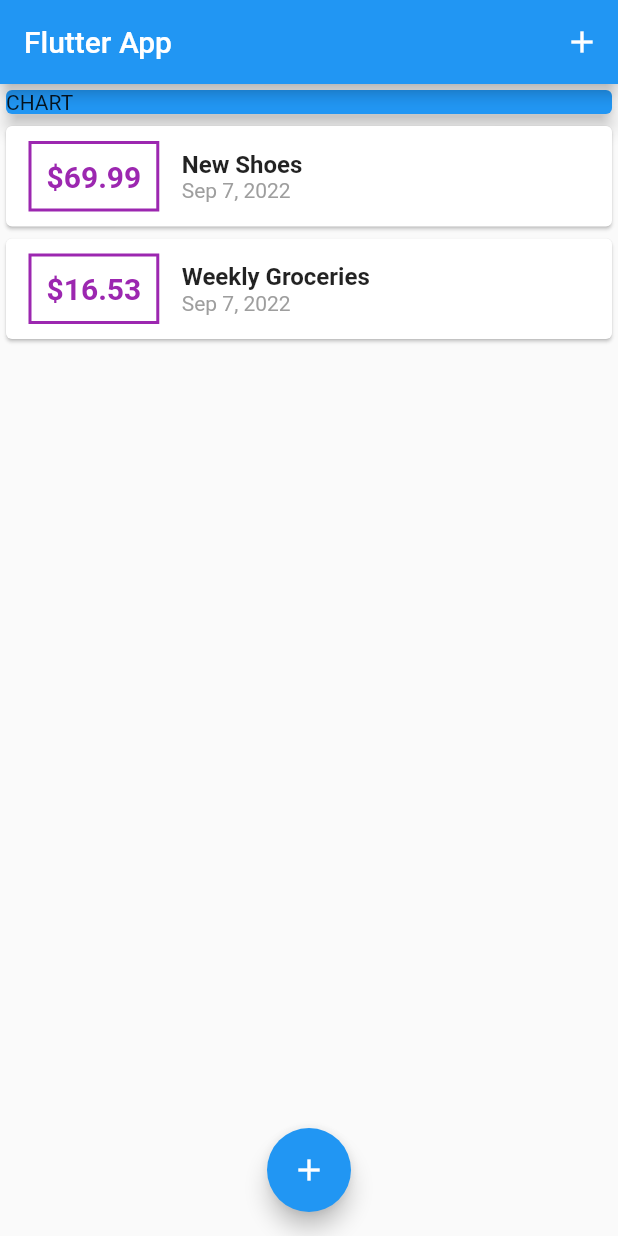
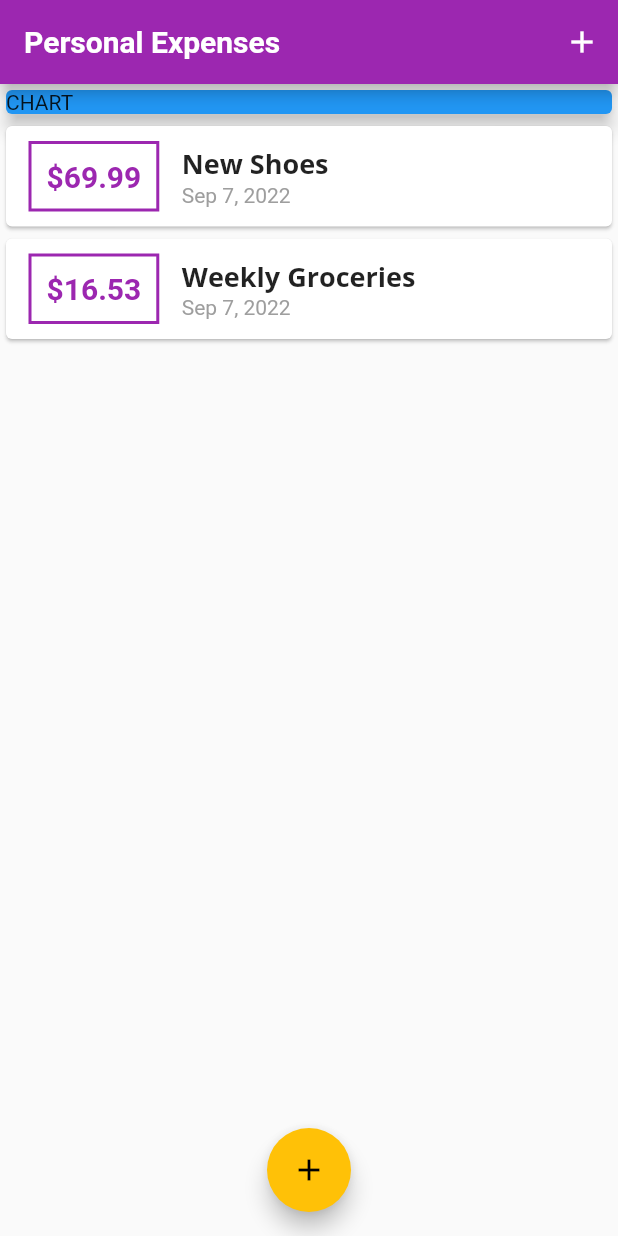
Before and after one commit to Hassaanhmd/personal_expenses_app, a Flutter app: the screen it shows after launch, on a phone screen of 412 x 824 dp. Run offline on Flutter 3.47's test engine with Material 2 defaults, Android fonts, the phone set to English and light mode, and no system bars; Roboto replaces fonts that are missing (OpenSanse).

Commit message:
Added app-wide themeing and added custom fonts

```diff
--- a/lib/main.dart
+++ b/lib/main.dart
@@ -10,7 +10,31 @@ class MyApp extends StatelessWidget {
   @override
   Widget build(BuildContext context) {
     return MaterialApp(
-      title: 'Flutter App',
+      title: 'Personal Expenses',
+      theme: ThemeData(
+        primarySwatch: Colors
+            .purple, // automatically theme using the color and its different shades
+        accentColor: Colors.amber,
+        fontFamily: 'Quicksand',
+        textTheme: ThemeData.light().textTheme.copyWith(
+                headline6: TextStyle(
+              fontFamily: 'OpenSans',
+              fontWeight: FontWeight.bold,
+              fontSize: 18,
+            )),
+        appBarTheme: AppBarTheme(
+            // textTheme: ThemeData.light().textTheme.copyWith(
+            //         headline6: TextStyle(
+            //       fontFamily: 'OpenSans',
+            //       fontSize: 20,
+            //       fontWeight: FontWeight.bold,
+            //     )),
+            titleTextStyle: TextStyle(
+          fontFamily: 'OpenSanse',
+          fontSize: 20,
+          fontWeight: FontWeight.bold,
+        )),
+      ),
       home: MyHomePage(),
     );
   }
@@ -68,7 +92,7 @@ class _MyHomePageState extends State<MyHomePage> {
   Widget build(BuildContext context) {
     return Scaffold(
       appBar: AppBar(
-        title: Text('Flutter App'),
+        title: Text('Personal Expenses'),
         actions: [
           IconButton(
             icon: Icon(Icons.add),
--- a/lib/widgets/transaction_list.dart
+++ b/lib/widgets/transaction_list.dart
@@ -24,7 +24,8 @@ class TransactionList extends StatelessWidget {
                   ),
                   decoration: BoxDecoration(
                     border: Border.all(
-                      color: Colors.purple,
+                      color: Theme.of(context)
+                          .primaryColor, // context holds theme data as well allowing convenient passing of theme data
                       width: 2,
                     ),
                   ),
@@ -34,20 +35,15 @@ class TransactionList extends StatelessWidget {
                     style: TextStyle(
                       fontWeight: FontWeight.bold,
                       fontSize: 20,
-                      color: Colors.purple,
+                      color: Theme.of(context).primaryColor,
                     ),
                   ),
                 ),
                 Column(
                   crossAxisAlignment: CrossAxisAlignment.start,
                   children: [
-                    Text(
-                      transactions[index].title,
-                      style: TextStyle(
-                        fontWeight: FontWeight.bold,
-                        fontSize: 16,
-                      ),
-                    ),
+                    Text(transactions[index].title,
+                        style: Theme.of(context).textTheme.headline6),
                     Text(
                       DateFormat.yMMMd().format(transactions[index].date),
                       style: TextStyle(
```
Also changed, not shown: pubspec.yaml (+11 -6 lines), assets/fonts/OpenSans-Bold.ttf (added), assets/fonts/OpenSans-Regular.ttf (added), assets/fonts/Quicksand-Bold.ttf (added), assets/fonts/Quicksand-Light.ttf (added), assets/fonts/Quicksand-Medium.ttf (added), assets/fonts/Quicksand-Regular.ttf (added).
